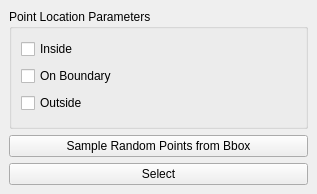
The window that Polyhedron/demo/Polyhedron/Point_inside_polyhedron_widget.ui (CGAL/cgal) describes before a commit, drawn with Qt 5.
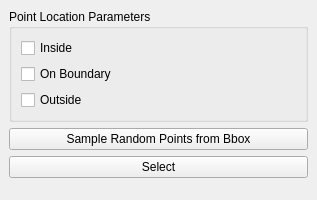
The same window after the commit.

Commit message: update point_inside_polyhedron plugin to use plugin_helper, convert .ui from widget to dock widget

```diff
--- a/Polyhedron/demo/Polyhedron/Point_inside_polyhedron_widget.ui
+++ b/Polyhedron/demo/Polyhedron/Point_inside_polyhedron_widget.ui
@@ -7,7 +7,7 @@
     <x>0</x>
     <y>0</y>
     <width>317</width>
-    <height>194</height>
+    <height>200</height>
    </rect>
   </property>
   <property name="windowTitle">
@@ -59,6 +59,19 @@
       </property>
      </widget>
     </item>
+    <item>
+     <spacer name="verticalSpacer">
+      <property name="orientation">
+       <enum>Qt::Vertical</enum>
+      </property>
+      <property name="sizeHint" stdset="0">
+       <size>
+        <width>20</width>
+        <height>40</height>
+       </size>
+      </property>
+     </spacer>
+    </item>
    </layout>
   </widget>
  </widget>
```
The commit also changes 1 other file.
